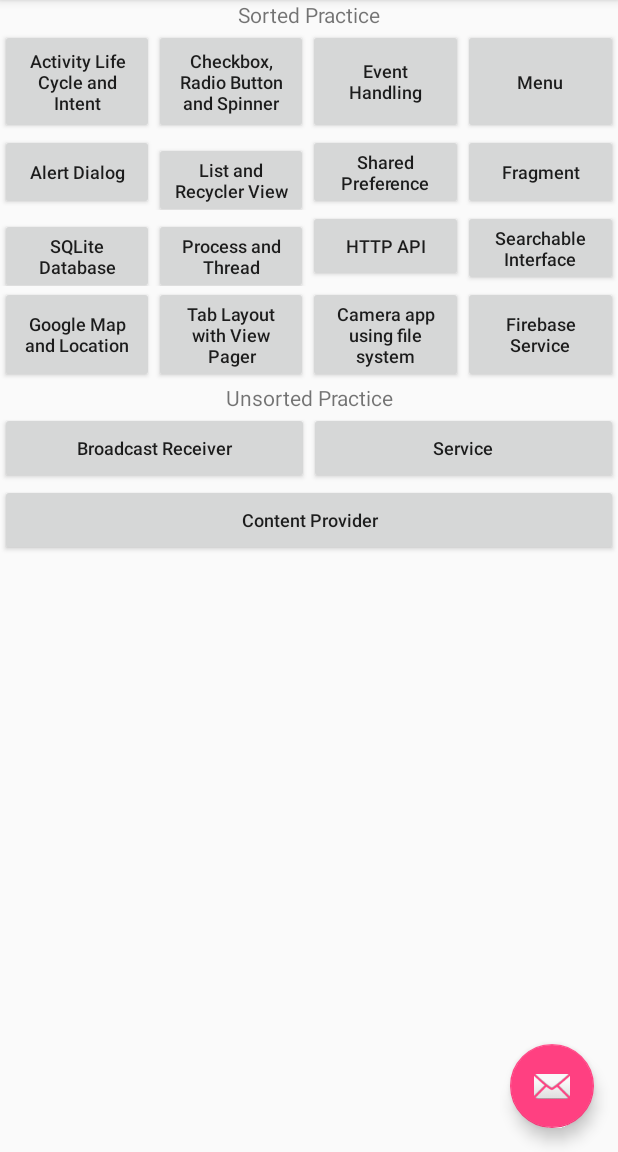
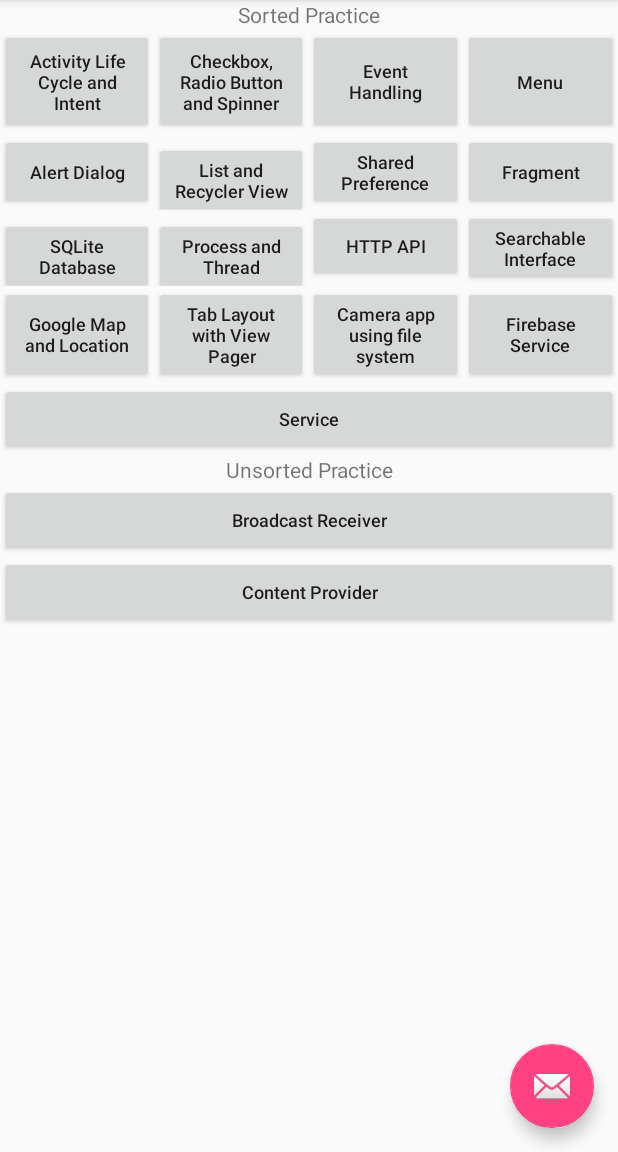
Before and after one commit to almasud/Android-Fundamentals, an Android app: the screen it shows after launch (MainActivity), on a phone screen of 412 x 824 dp, the part 84-1236 px from its top. Run offline under Robolectric (Android 15) with nearby library versions, the phone set to English and light mode, and no system bars; our stand-ins replace Firebase (no records; nobody signed in at launch, a user with empty details on screens opened directly).

Commit message:
Replace a new audio file in service and add it to the sorted UI.

```diff
--- a/app/src/main/java/com/example/almasud/fundamental/service/ServiceActivity.java
+++ b/app/src/main/java/com/example/almasud/fundamental/service/ServiceActivity.java
@@ -70,12 +70,10 @@ public class ServiceActivity extends AppCompatActivity implements View.OnClickLi
     public void onClick(View v) {
         if (v == startPlyBtn) {
             startService(playServiceIntent);
-            // Exit from current activity
-            finish();
+            finish(); // Exit from current activity
         } else if (v == stopPlayBtn) {
             stopService(playServiceIntent);
-            // Exit from current activity
-            finish();
+            finish(); // Exit from current activity
         }
     }
 
--- a/app/src/main/java/com/example/almasud/fundamental/service/started_service/BackgroundAudioService.java
+++ b/app/src/main/java/com/example/almasud/fundamental/service/started_service/BackgroundAudioService.java
@@ -4,6 +4,8 @@ import android.app.Service;
 import android.content.Intent;
 import android.media.MediaPlayer;
 import android.os.IBinder;
+import android.util.Log;
+
 import androidx.annotation.Nullable;
 
 import com.example.almasud.fundamental.R;
@@ -20,7 +22,8 @@ public class BackgroundAudioService extends Service implements MediaPlayer.OnCom
 
     @Override
     public void onCreate() {
-        mediaPlayer = MediaPlayer.create(this, R.raw.jodi_tumi_chara_prithibir_buke);
+        mediaPlayer = MediaPlayer.create(this, R.raw.ekhono_majhe_majhe);
+        Log.e("BackgroudAudioService", "Media Player Started");
         mediaPlayer.setOnCompletionListener(this);
     }
 
@@ -28,6 +31,7 @@ public class BackgroundAudioService extends Service implements MediaPlayer.OnCom
     public int onStartCommand(Intent intent, int flags, int startId) {
         if (!mediaPlayer.isPlaying()) {
             mediaPlayer.start();
+            Log.e("BackgroudAudioService", "Media Player playing");
         }
         return START_STICKY;
     }
--- a/app/src/main/res/layout/activity_fbasedbevnet.xml
+++ b/app/src/main/res/layout/activity_fbasedbevnet.xml
@@ -55,7 +55,7 @@
         android:layout_width="123dp"
         android:layout_height="49dp"
         android:layout_marginStart="144dp"
-        android:layout_marginTop="7dp"
+        android:layout_marginTop="8dp"
         android:layout_marginEnd="144dp"
         android:background="@color/colorPrimaryDark"
         android:onClick="saveEvent"
@@ -64,7 +64,6 @@
         android:textColor="@color/common_google_signin_btn_text_dark_default"
         android:textStyle="bold"
         app:layout_constraintEnd_toEndOf="parent"
-        app:layout_constraintHorizontal_bias="0.0"
         app:layout_constraintStart_toStartOf="parent"
         app:layout_constraintTop_toBottomOf="@+id/editTextFbDbBudget" />
 
--- a/app/src/main/res/layout/content_main.xml
+++ b/app/src/main/res/layout/content_main.xml
@@ -192,7 +192,23 @@
             android:textAllCaps="false"
             android:textSize="12sp" />
 
-</LinearLayout>
+    </LinearLayout>
+
+    <LinearLayout
+        android:layout_width="match_parent"
+        android:layout_height="wrap_content"
+        android:orientation="horizontal">
+
+        <Button
+            android:layout_width="0dp"
+            android:layout_height="match_parent"
+            android:layout_weight="1"
+            android:text="@string/service"
+            android:textAllCaps="false"
+            android:textSize="12sp"
+            android:onClick="activityService"/>
+
+    </LinearLayout>
 
     <LinearLayout
         android:layout_width="match_parent"
@@ -220,15 +236,6 @@
             android:textAllCaps="false"
             android:textSize="12sp" />
 
-        <Button
-            android:layout_width="0dp"
-            android:layout_height="match_parent"
-            android:layout_weight="1"
-            android:text="@string/service"
-            android:textAllCaps="false"
-            android:textSize="12sp"
-            android:onClick="activityService"/>
-
     </LinearLayout>
 
     <LinearLayout
```
Also changed, not shown: app/src/main/java/com/example/almasud/fundamental/service/bound_service/MyBoundService.java (+7 -2 lines), 2 other files.
